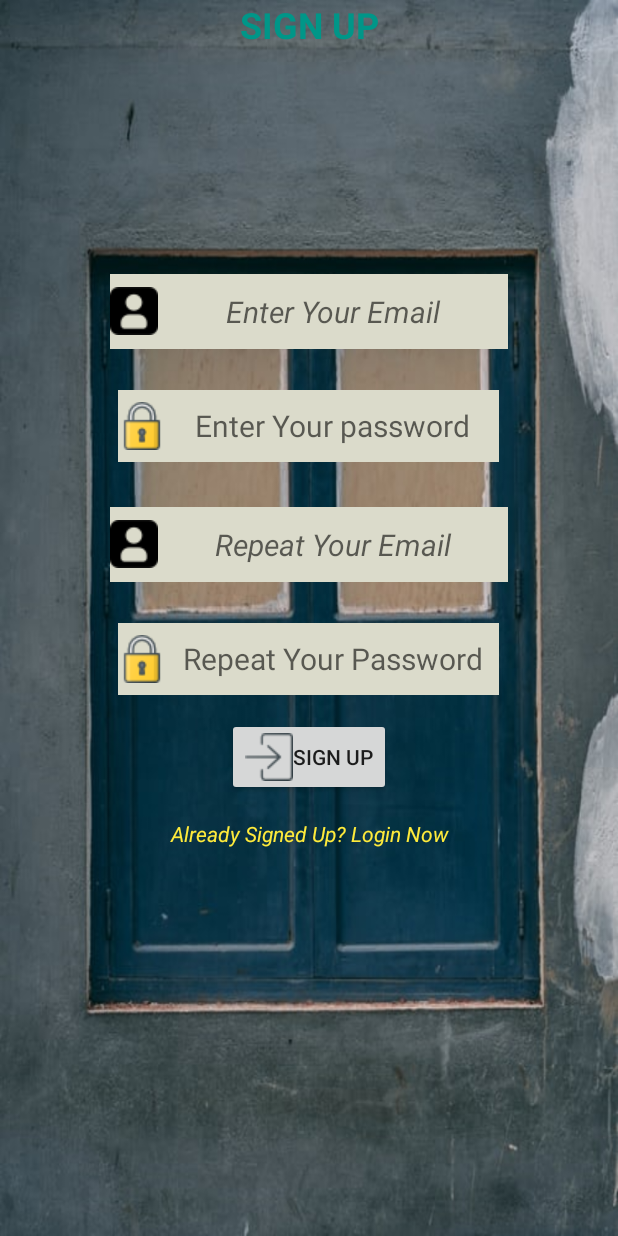
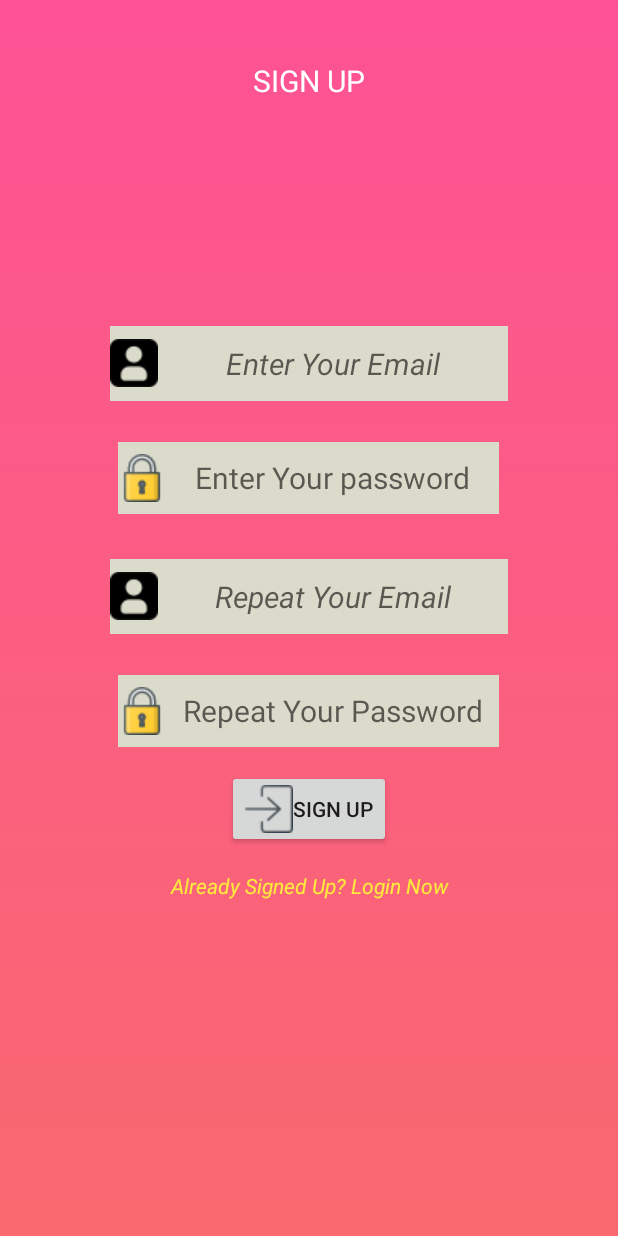
Before and after one commit to jewel789/smart-calendar, an Android app: the screen it shows after launch (MainActivity), on a phone screen of 412 x 824 dp. Run offline under Robolectric (Android 15) with nearby library versions, the light colour scheme and no system bars; our stand-ins replace Firebase (no records; nobody signed in at launch, a user with empty details on screens opened directly).

Commit message:
commit by ifti 2

```diff
--- a/app/src/main/AndroidManifest.xml
+++ b/app/src/main/AndroidManifest.xml
@@ -9,7 +9,7 @@
         android:roundIcon="@mipmap/ic_launcher_round"
         android:supportsRtl="true"
         android:theme="@style/AppTheme">
-        <activity android:name=".ShowTasksActivity"></activity>
+        <activity android:name=".ShowTasksActivity" />
         <activity android:name=".AccountActivity" />
         <activity android:name=".TaskAddActivity" />
         <activity android:name=".CalendarActivity" />
--- /dev/null
+++ b/app/src/main/res/drawable/bg.xml
@@ -0,0 +1,12 @@
+<?xml version="1.0" encoding="utf-8"?>
+<selector xmlns:android="http://schemas.android.com/apk/res/android">
+    <item>
+        <shape>
+            <gradient
+                android:angle="90"
+                android:startColor="#F9696F"
+                android:endColor="#FE5295"
+                android:type="linear" />
+        </shape>
+    </item>
+</selector>
--- a/app/src/main/res/layout/activity_main.xml
+++ b/app/src/main/res/layout/activity_main.xml
@@ -5,20 +5,19 @@
     android:layout_width="match_parent"
     android:layout_height="match_parent"
     android:orientation="vertical"
-    android:background="@drawable/login_background1"
+    android:background="@drawable/bg"
     tools:context=".MainActivity">
 
 
     <TextView
-        android:id="@+id/SignUpPage"
-        android:layout_width="match_parent"
+        android:layout_width="wrap_content"
         android:layout_height="wrap_content"
-        android:ems="10"
-        android:text="@string/sign_up_page"
-        android:textAlignment="center"
-        android:textColor="#009688"
-        android:textSize="24sp"
-        android:textStyle="bold" />
+        android:layout_gravity="center"
+        android:layout_marginTop="40dp"
+        android:fontFamily="sans-serif"
+        android:text="SIGN UP"
+        android:textColor="#FFFFFF"
+        android:textSize="20sp" />
 
     <EditText
         android:id="@+id/signUpEmail"
--- a/app/src/main/res/values/colors.xml
+++ b/app/src/main/res/values/colors.xml
@@ -1,7 +1,7 @@
 <?xml version="1.0" encoding="utf-8"?>
 <resources>
-    <color name="colorPrimary">#008577</color>
-    <color name="colorPrimaryDark">#00574B</color>
+    <color name="colorPrimary">#D81B60</color>
+    <color name="colorPrimaryDark">#FE5295</color>
     <color name="colorAccent">#D81B60</color>
     <color name="light_green">#00ff00</color>
     <string name="green">#00ff11</string>
```
Also changed, not shown: app/src/main/res/drawable/button.xml (added, +10 -0 lines), app/src/main/res/drawable/edit_text_bottom.xml (added, +11 -0 lines), app/src/main/res/drawable/edit_text_middle.xml (added, +10 -0 lines), app/src/main/res/drawable/edit_text_top.xml (added, +11 -0 lines), app/src/main/res/layout/activity_login.xml (+9 -10 lines), 231 other files.
